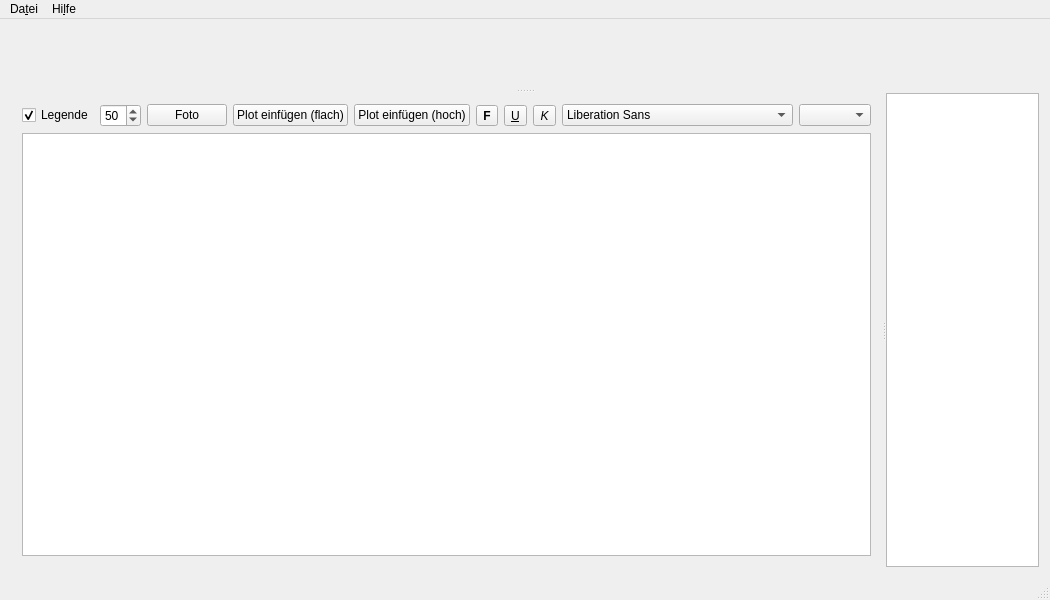
Before: the Qt Designer form QT/QHYGROTHERM-DATA-VIEW/mainwindow.ui in wolkstein/SSC-HygroTherm_Data-Logger, drawn with Qt 5.
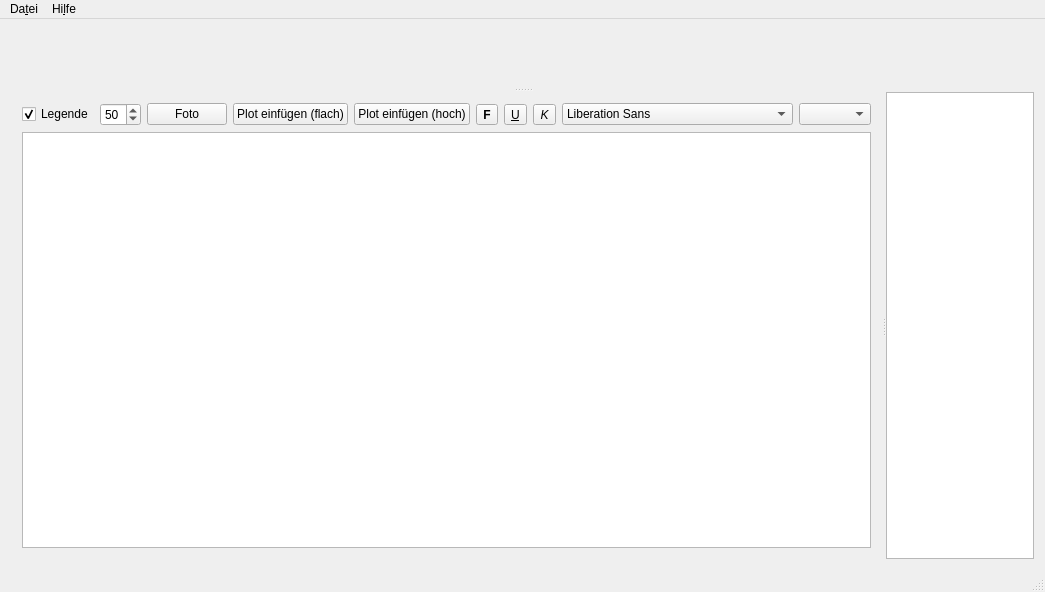
After: the same form once the commit is applied. Custom widgets are drawn as their Qt base class.

Patch:
```diff
--- a/QT/QHYGROTHERM-DATA-VIEW/mainwindow.ui
+++ b/QT/QHYGROTHERM-DATA-VIEW/mainwindow.ui
@@ -6,8 +6,8 @@
    <rect>
     <x>0</x>
     <y>0</y>
-    <width>1050</width>
-    <height>600</height>
+    <width>1045</width>
+    <height>592</height>
    </rect>
   </property>
   <property name="sizePolicy">
@@ -246,8 +246,8 @@
     <rect>
      <x>0</x>
      <y>0</y>
-     <width>1050</width>
-     <height>30</height>
+     <width>1045</width>
+     <height>25</height>
     </rect>
    </property>
    <widget class="QMenu" name="menuDatei">
```
Left out of the diff: 6 changed lines with no effect on the pictures.
